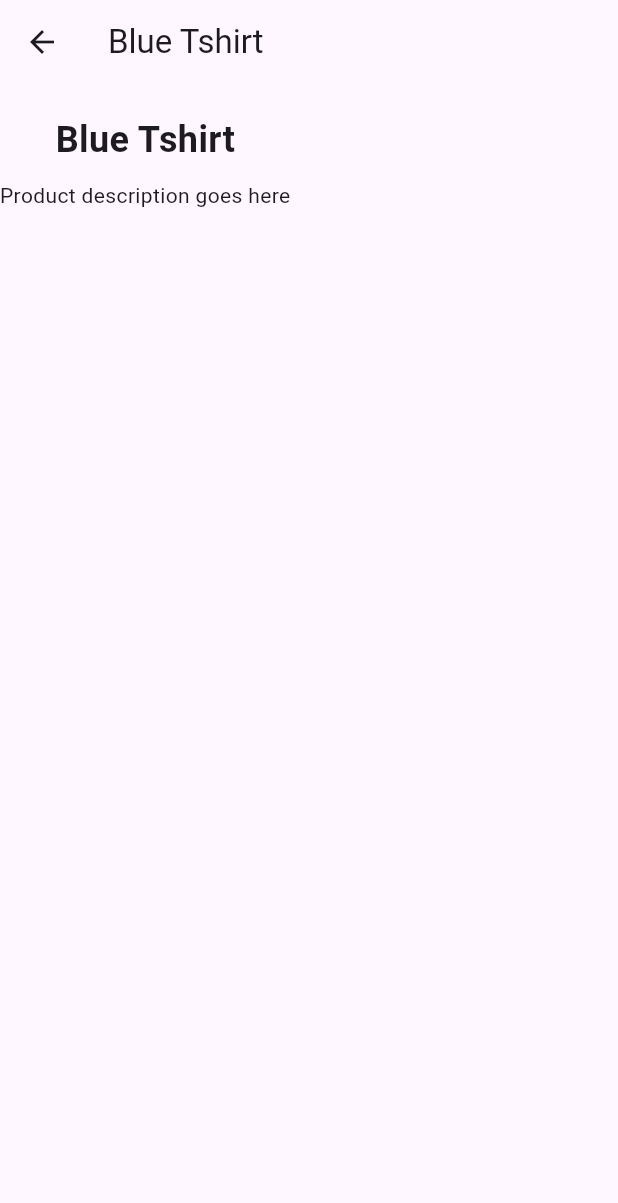
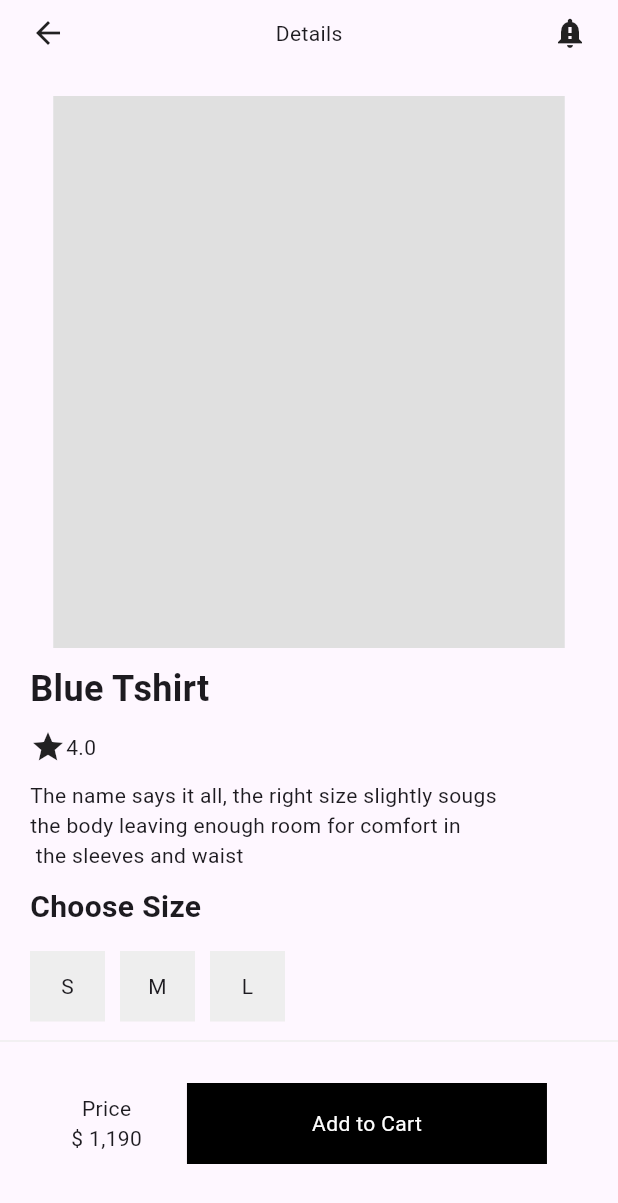
Before and after one commit to Priyadarshan-dev/Ecommerce, a Flutter app: the ProductDetailScreen screen opened directly with sample values from the repository, on a phone screen of 412 x 824 dp. Shown: the top 1203 px of the screen. Run offline on Flutter 3.47's test engine with Material 3 defaults, Android fonts, the phone set to English and light mode, and no system bars; our stand-ins replace dio, go_router, google_fonts, google_nav_bar.

Commit message:
Worked on Product detail screen

```diff
--- a/lib/Screens/product_detail.dart
+++ b/lib/Screens/product_detail.dart
@@ -9,17 +9,115 @@ class ProductDetailScreen extends StatelessWidget {
   @override
   Widget build(BuildContext context) {
     return Scaffold(
-      appBar: AppBar(title: Text(product.name)),
-      body: Column(
+      body: SafeArea(
+        child: Column(
           children: [
+            Padding(
+              padding: const EdgeInsets.symmetric(horizontal: 20, vertical: 10),
+              child: Row(
+                mainAxisAlignment: MainAxisAlignment.spaceBetween,
+                children: [
+                  Icon(Icons.arrow_back),
+                  Text("Details"),
+                  Icon(Icons.notification_important),
+                ],
+              ),
+            ),
             SizedBox(height: 20),
+            Stack(
+              children: [
+                Container(height: 368, width: 341, color: Colors.grey.shade300),
+              ],
+            ),
+            Padding(
+              padding: const EdgeInsets.symmetric(horizontal: 20, vertical: 10),
+              child: Row(
+                children: [
                   Text(
                     product.name,
                     style: TextStyle(fontSize: 24, fontWeight: FontWeight.bold),
                   ),
+                ],
+              ),
+            ),
+            Padding(
+              padding: const EdgeInsets.symmetric(horizontal: 20),
+              child: Row(children: [Icon(Icons.star), Text("4.0")]),
+            ),
             SizedBox(height: 10),
-          Text("Product description goes here", textAlign: TextAlign.center),
+            Padding(
+              padding: const EdgeInsets.symmetric(horizontal: 20),
+              child: Row(
+                children: [
+                  Text(
+                    "The name says it all, the right size slightly sougs\nthe body leaving enough room for comfort in \n the sleeves and waist",
+                  ),
                 ],
+              ),
+            ),
+            Padding(
+              padding: const EdgeInsets.symmetric(horizontal: 20, vertical: 10),
+              child: Row(
+                children: [
+                  Text(
+                    "Choose Size",
+                    style: TextStyle(fontSize: 20, fontWeight: FontWeight.w600),
+                  ),
+                ],
+              ),
+            ),
+            Padding(
+              padding: const EdgeInsets.symmetric(horizontal: 20, vertical: 5),
+              child: Row(
+                children: [
+                  Container(
+                    height: 47,
+                    width: 50,
+                    color: Colors.grey.shade200,
+                    child: Center(child: Text("S")),
+                  ),
+                  SizedBox(width: 10),
+                  Container(
+                    height: 47,
+                    width: 50,
+                    color: Colors.grey.shade200,
+                    child: Center(child: Text("M")),
+                  ),
+                  SizedBox(width: 10),
+                  Container(
+                    height: 47,
+                    width: 50,
+                    color: Colors.grey.shade200,
+                    child: Center(child: Text("L")),
+                  ),
+                ],
+              ),
+            ),
+            Divider(color: Colors.grey.shade200),
+            SizedBox(height: 20),
+            Row(
+              mainAxisAlignment: MainAxisAlignment.center,
+              children: [
+                Column(children: [Text("Price"), Text("\$ 1,190")]),
+                SizedBox(width: 30),
+                InkWell(
+                  onTap: () {},
+                  child: Container(
+                    width: 240,
+                    height: 54,
+                    color: Colors.black,
+                    child: Center(
+                      child: Text(
+                        "Add to Cart",
+                        style: TextStyle(color: Colors.white),
+                      ),
+                    ),
+                  ),
+                ),
+              ],
+            ),
+          ],
+        ),
       ),
     );
   }
```
Lines whose indentation alone changed are shown as unchanged.
